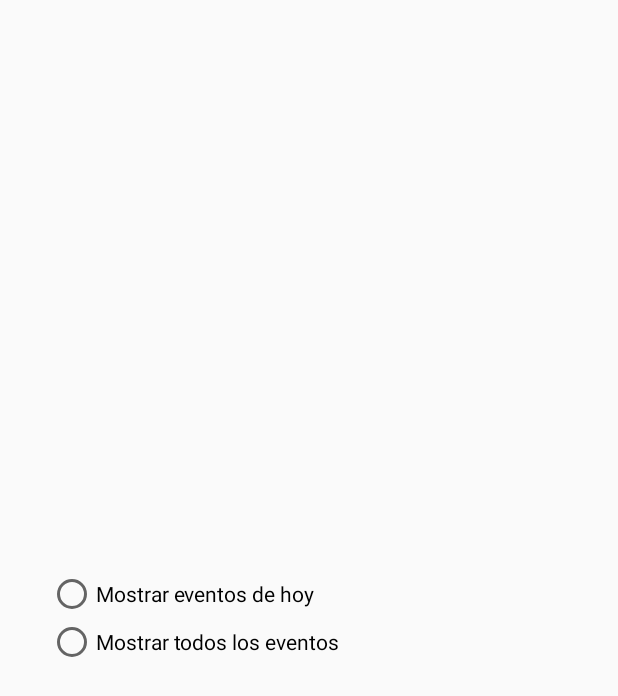
After one commit to moictab/Culturalba, an Android app: the layout dialog_settings.xml on its own in the app's theme, with its tools: preview values and no code run, on a phone screen of 412 x 824 dp. The commit adds this screen. Shown: the top 696 px of the screen. Run offline under Robolectric (Android 15) with nearby library versions, the phone set to English and light mode, and no system bars; network calls fail.

Commit message:
Añadida la opción de ver sólo los eventos de hoy
Se ha añadido la opción de poder visualizar los eventos del día actual o
una lista completa con todos los eventos. Se ha hecho porque la lista
completa contiene gran cantidad de eventos pasados que no sirven de nada
al usuario.

```diff
--- a/app/src/main/AndroidManifest.xml
+++ b/app/src/main/AndroidManifest.xml
@@ -1,6 +1,8 @@
 <?xml version="1.0" encoding="utf-8"?>
 <manifest xmlns:android="http://schemas.android.com/apk/res/android"
-    package="com.moictab.culturalba">
+    package="com.moictab.culturalba"
+    android:versionCode="2"
+    android:versionName="1.01">
 
     <uses-permission android:name="android.permission.INTERNET" />
 
--- a/app/src/main/res/layout/dialog_about.xml
+++ b/app/src/main/res/layout/dialog_about.xml
@@ -36,7 +36,7 @@
         android:layout_height="wrap_content"
         android:layout_marginTop="64dp"
         android:gravity="center"
-        android:text="@string/action_acerca"
+        android:text="@string/version"
         android:textStyle="italic" />
 
 </LinearLayout>
--- /dev/null
+++ b/app/src/main/res/layout/dialog_settings.xml
@@ -0,0 +1,27 @@
+<?xml version="1.0" encoding="utf-8"?>
+<LinearLayout xmlns:android="http://schemas.android.com/apk/res/android"
+    android:layout_width="match_parent"
+    android:layout_height="match_parent"
+    android:gravity="center"
+    android:orientation="vertical"
+    android:padding="32dp">
+
+    <RadioGroup xmlns:android="http://schemas.android.com/apk/res/android"
+        android:layout_width="match_parent"
+        android:layout_height="wrap_content"
+        android:orientation="vertical">
+
+        <RadioButton
+            android:id="@+id/radiobutton_hoy"
+            android:layout_width="wrap_content"
+            android:layout_height="wrap_content"
+            android:text="@string/mostrar_hoy" />
+
+        <RadioButton
+            android:id="@+id/radiobutton_todo"
+            android:layout_width="wrap_content"
+            android:layout_height="wrap_content"
+            android:text="@string/mostrar_todo" />
+
+    </RadioGroup>
+</LinearLayout>
--- a/app/src/main/res/values/strings.xml
+++ b/app/src/main/res/values/strings.xml
@@ -1,13 +1,13 @@
 <resources>
     <string name="app_name">Culturalba</string>
-    <string name="action_settings">Settings</string>
+    <string name="action_settings">Ajustes</string>
     <string name="section_format">Hello World from section: %1$d</string>
     <string name="title_activity_main2">Main2Activity</string>
 
     <string name="navigation_drawer_open">Open navigation drawer</string>
     <string name="navigation_drawer_close">Close navigation drawer</string>
 
-    <string name="version">Versión %1$s</string>
+    <string name="version">Versión 1.01</string>
     <string name="localizacion">Localización</string>
     <string name="horario">Horario</string>
     <string name="precios">Precios</string>
@@ -27,4 +27,7 @@
     <string name="inicio">Esta aplicación obtiene los datos directamente de la web del Ayuntamiento de Albacete, por lo que si ves fechas erróneas, desactualizadas, faltas de ortografía, o información incorrecta en general, debes saber que es porque así está en la web. \n\n\nAparte de eso, espero que la aplicación te resulte útil. En \"Acerca de\" puedes ver más información y obtener el código fuente si lo deseas.</string>
     <string name="action_share">Compartir</string>
     <string name="url">http://www.albacete.es/es/agenda/agenda-completa</string>
+    <string name="action_hoy">Mostrar sólo los resultados de hoy</string>
+    <string name="mostrar_todo">Mostrar todos los eventos</string>
+    <string name="mostrar_hoy">Mostrar eventos de hoy</string>
 </resources>
```
Also changed, not shown: app/src/main/java/com/moictab/culturalba/AboutDialog.java (+0 -10 lines), app/src/main/java/com/moictab/culturalba/MainActivity.java (+39 -6 lines), app/src/main/java/com/moictab/culturalba/SettingsDialog.java (added, +53 -0 lines), app/src/main/java/listener/OnSettingsAccepted.java (added, +8 -0 lines), app/src/main/res/menu/menu_main.xml (+7 -2 lines), 1 other file.
